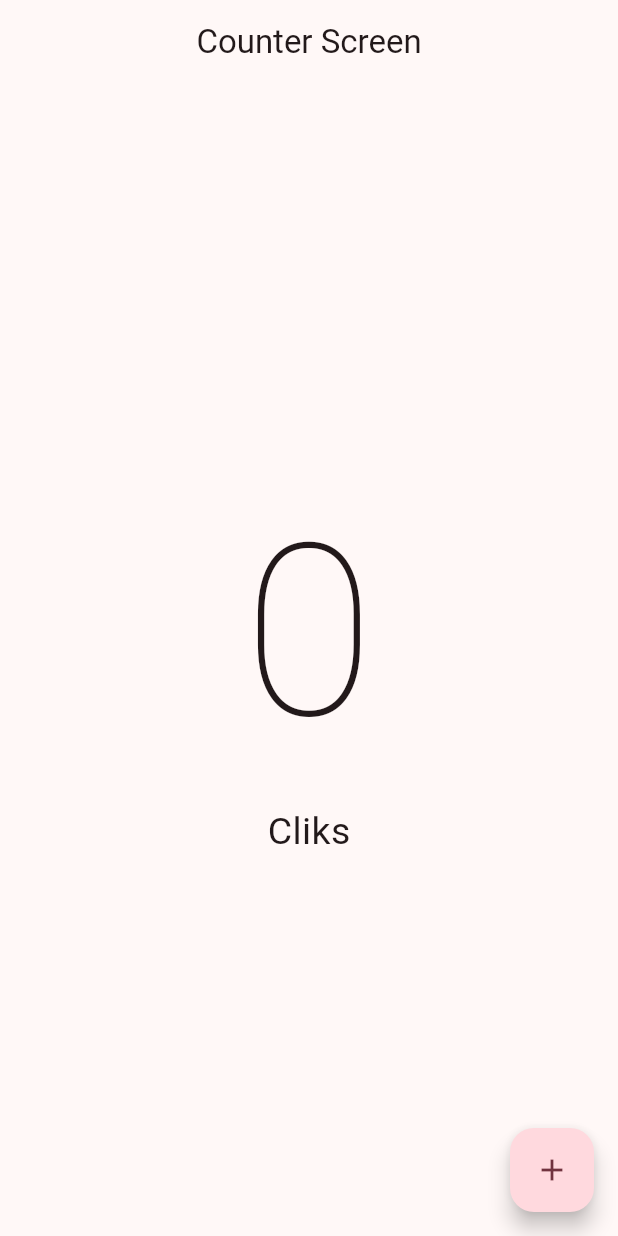
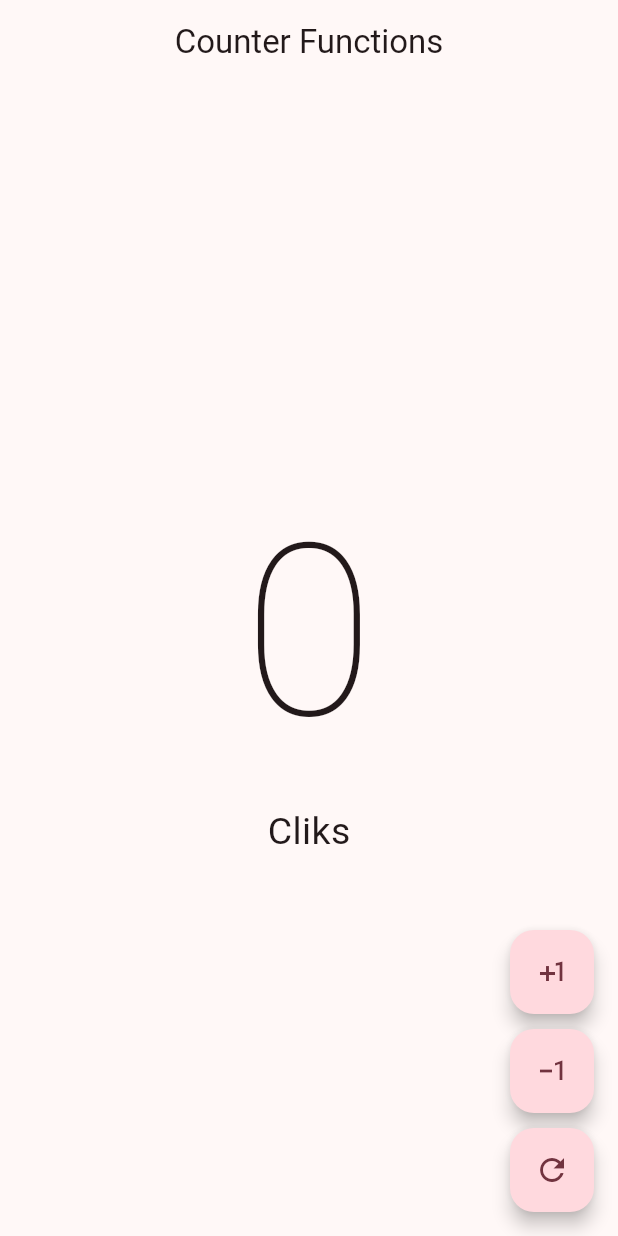
Before and after one commit to MercyQC/Flutter, a Flutter app: the screen it shows after launch, on a phone screen of 412 x 824 dp. Run offline on Flutter 3.47's test engine with Material 3 defaults, Android fonts, the phone set to English and light mode, and no system bars.

```diff
--- a/flutter_aplication_1/lib/main.dart
+++ b/flutter_aplication_1/lib/main.dart
@@ -1,6 +1,6 @@
 import 'package:flutter/material.dart';
-import 'package:flutter_aplication_1/presentation/screens/counter/counter_screen.dart';
-
+//import 'package:flutter_aplication_1/presentation/screens/counter/counter_screen.dart';
+import 'package:flutter_aplication_1/presentation/screens/counter/counter_functions_screen.dart';
 void main () {
 
 runApp(const MyApp());
@@ -18,7 +18,7 @@ class MyApp extends StatelessWidget {
       useMaterial3: true,
       colorSchemeSeed:  Colors.pink
     ),
-    home: const CounterScreen()
+    home: const CounterFunctionsScreen()
    );
   }
 }
--- /dev/null
+++ b/flutter_aplication_1/lib/presentation/screens/counter/counter_functions_screen.dart
@@ -0,0 +1,85 @@
+import 'package:flutter/material.dart';
+
+class CounterFunctionsScreen extends StatefulWidget {
+
+  const CounterFunctionsScreen({super.key});
+
+  @override
+  State<CounterFunctionsScreen> createState() => _CounterFunctionsScreenState();
+}
+
+class _CounterFunctionsScreenState extends State<CounterFunctionsScreen> {
+  int clickCounter = 0;
+
+  @override
+  Widget build(BuildContext context) {
+    return  Scaffold(
+      appBar: AppBar(
+        centerTitle: true,
+        title: const Text('Counter Functions'),
+
+      ),
+      body:  Center(
+        child: Column(
+          mainAxisAlignment:MainAxisAlignment.center,
+          children: [
+            Text('$clickCounter',
+            style: const TextStyle( fontSize: 160, fontWeight: FontWeight.w100 )),
+            Text('Clik${clickCounter ==1 ? '':'s'}', style: const TextStyle( fontSize: 25 ))
+          ],
+        ),
+     ),
+
+     floatingActionButton: Column (
+      mainAxisAlignment: MainAxisAlignment.end,
+     children: [
+    CustomButton(
+      icon: Icons.plus_one,
+       onPressed: (){
+        setState(() {
+          clickCounter++; });
+          }
+        ),
+    const SizedBox(height: 10),
+    CustomButton(
+      icon: Icons.exposure_minus_1,
+      onPressed: (){
+        setState(() {
+          if (clickCounter == 0) return;
+          clickCounter--; });
+        }
+      ),
+    const SizedBox(height: 10),
+    CustomButton(
+      icon: Icons.refresh_outlined,
+      onPressed: (){
+        setState(() {
+          clickCounter = 0; });
+          },
+        ),
+      ],
+    )
+   );
+  }
+}
+
+class CustomButton extends StatelessWidget {
+
+   final IconData icon;
+   final VoidCallback ? onPressed;
+
+  const CustomButton({
+    super.key,
+    required this.icon,
+    this.onPressed,
+  });
+
+  @override
+  Widget build(BuildContext context) {
+    return FloatingActionButton(
+      enableFeedback: true,
+      elevation: 5,
+     onPressed:onPressed,
+    child:  Icon(icon));
+  }
+}
--- a/flutter_aplication_1/lib/presentation/screens/counter/counter_screen.dart
+++ b/flutter_aplication_1/lib/presentation/screens/counter/counter_screen.dart
@@ -25,7 +25,7 @@ class _CounterScreenState extends State<CounterScreen> {
           children: [
             Text('$clickCounter',
             style: const TextStyle( fontSize: 160, fontWeight: FontWeight.w100 )),
-            const Text('Cliks', style: TextStyle( fontSize: 25 ))
+            Text('Clik${clickCounter ==1 ? '':'s'}', style: const TextStyle( fontSize: 25 ))
           ],
         ),
      ),
```
